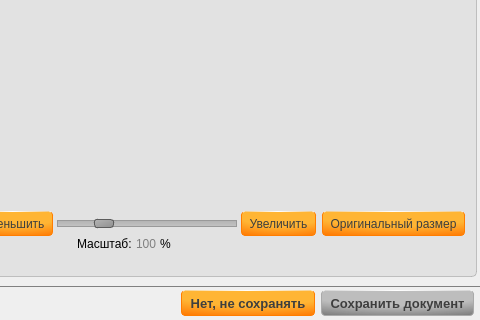
Before: the Qt Designer form Dossier/widgets/electrodoc_v2.ui in Eveler/cpp_libs, drawn with Qt 5; both pictures show x 904 to 1384 and y 353 to 673 of the 1384 by 673 pixel window.
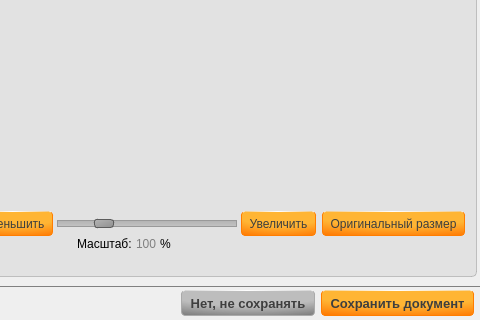
After: the same form once the commit is applied. Icons and pictures are not drawn.

Commit message: MFCDocument fixes, ElectroDoc_v2 fixes

```diff
--- a/Dossier/widgets/electrodoc_v2.ui
+++ b/Dossier/widgets/electrodoc_v2.ui
@@ -41,17 +41,17 @@
 	background: rgba(250, 250, 250, 150);
 	margin-bottom: 9px;
 }
-QToolButton#tBt_RemoveExt, QToolButton#tBt_DeletePage, QToolButton#tBt_SaveDocument
+QToolButton#tBt_RemoveExt, QToolButton#tBt_DeletePage, QToolButton#tBt_RejectDocument
 {
 	background-color: qradialgradient(spread:pad, cx:0.5, cy:0, radius:1.478, fx:0.5, fy:0, stop:0.420455 rgba(160, 160, 160, 160), stop:0.767045 rgba(120, 120, 120, 255));
 	border: 1px solid rgb(170, 170, 170);
 	border-top: 1px solid qlineargradient(spread:pad, x1:0, y1:0, x2:1, y2:0, stop:0 rgba(255, 255, 255, 0), stop:0.494318 rgba(255, 255, 255, 255), stop:1 rgba(255, 255, 255, 0));
 }
-QToolButton::hover#tBt_RemoveExt, QToolButton::hover#tBt_DeletePage, QToolButton::hover#tBt_SaveDocument
+QToolButton::hover#tBt_RemoveExt, QToolButton::hover#tBt_DeletePage, QToolButton::hover#tBt_RejectDocument
 {
 	background-color: qradialgradient(spread:pad, cx:0.5, cy:0, radius:1.478, fx:0.5, fy:0, stop:0.420455 rgba(220, 220, 220, 255), stop:0.767045 rgba(160, 160, 160, 255));
 }
-QToolButton::checked#tBt_RemoveExt, QToolButton::pressed#tBt_RemoveExt, QToolButton::checked#tBt_DeletePage, QToolButton::pressed#tBt_DeletePage, QToolButton::checked#tBt_SaveDocument, QToolButton::pressed#tBt_SaveDocument
+QToolButton::checked#tBt_RemoveExt, QToolButton::pressed#tBt_RemoveExt, QToolButton::checked#tBt_DeletePage, QToolButton::pressed#tBt_DeletePage, QToolButton::checked#tBt_RejectDocument, QToolButton::pressed#tBt_RejectDocument
 {
 /*	background-color: qradialgradient(spread:pad, cx:0.528409, cy:0, radius:1.478, fx:0.529, fy:0, stop:0.420455 rgba(230, 230, 230, 255), stop:0.767045 rgba(182, 182, 182, 255));*/
 	background-color: qradialgradient(spread:pad, cx:0.5, cy:0, radius:1.478, fx:0.5, fy:0, stop:0.278 rgba(160, 160, 160, 255), stop:0.767 rgba(220, 220, 220, 255));
```
The commit also changes 2 other files.
